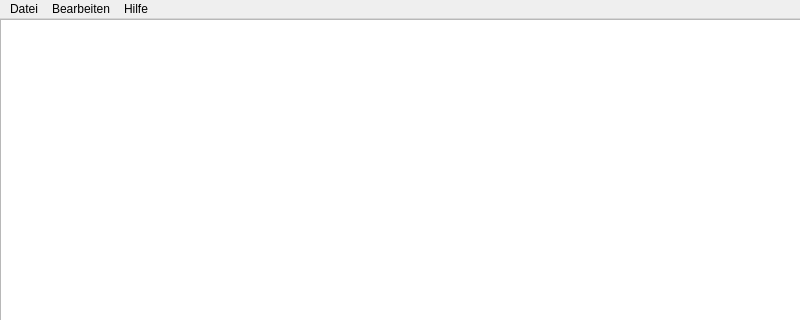
Above: src/GUIStruktur.ui from mweinberger-tgm/Tabellenbearbeitung before the change; both pictures show x 0 to 800 and y 0 to 320 of the 800 by 600 pixel window. Below: the same form after it.
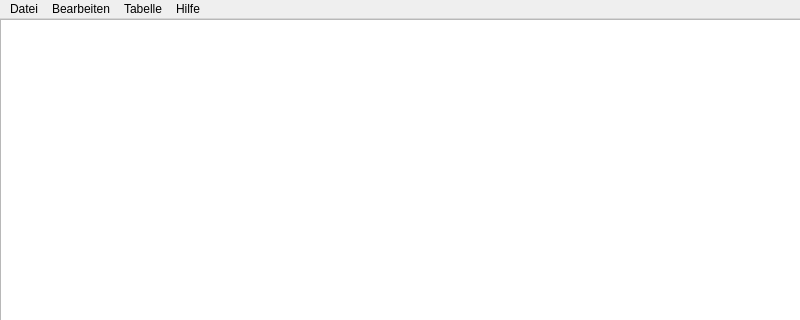
That is the form after the change.

What changed in the file:
```diff
--- a/src/GUIStruktur.ui
+++ b/src/GUIStruktur.ui
@@ -60,8 +60,18 @@
      <string>Hilfe</string>
     </property>
    </widget>
+   <widget class="QMenu" name="menuTabelle">
+    <property name="title">
+     <string>Tabelle</string>
+    </property>
+    <addaction name="actionZeile_hinzuf_gen"/>
+    <addaction name="actionZeile_n_l_schen"/>
+    <addaction name="separator"/>
+    <addaction name="actionZeile_duplizieren"/>
+   </widget>
    <addaction name="menuFile"/>
    <addaction name="menuEdit"/>
+   <addaction name="menuTabelle"/>
    <addaction name="menuHelp"/>
   </widget>
   <widget class="QStatusBar" name="statusbar"/>
```
Left out of the diff: 33 changed lines with no effect on the pictures.
